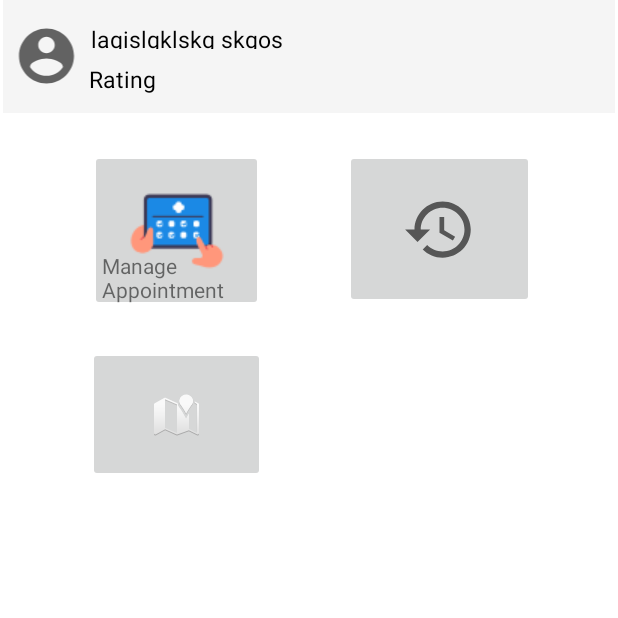
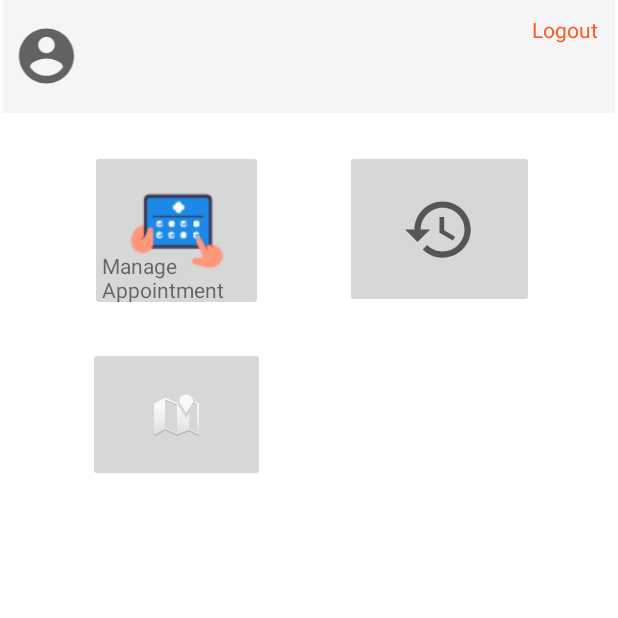
Before and after one commit to Junjie98/CarerWorks, an Android app: the screen it shows after launch once a user with an empty profile is signed in (MainUIPatientActivity), on a phone screen of 412 x 824 dp, the top half of it. Run offline under Robolectric (Android 15) with nearby library versions, the phone set to English and light mode, and no system bars; our stand-ins replace Firebase (no records; nobody signed in at launch, a user with empty details on screens opened directly).

```diff
--- a/app/src/main/java/com/example/carertrackingapplication/MainUIPatientActivity.java
+++ b/app/src/main/java/com/example/carertrackingapplication/MainUIPatientActivity.java
@@ -1,22 +1,42 @@
 package com.example.carertrackingapplication;
 
+import androidx.annotation.NonNull;
 import androidx.appcompat.app.AppCompatActivity;
 
 import android.content.DialogInterface;
 import android.content.Intent;
 import android.os.Bundle;
+import android.util.Log;
 import android.view.View;
 import android.widget.Button;
 import android.widget.ImageButton;
+import android.widget.TextView;
+
+import com.google.android.gms.tasks.OnCompleteListener;
+import com.google.android.gms.tasks.Task;
+import com.google.firebase.auth.FirebaseAuth;
+import com.google.firebase.auth.FirebaseUser;
+import com.google.firebase.database.DatabaseReference;
+import com.google.firebase.database.FirebaseDatabase;
+import com.google.firebase.firestore.DocumentReference;
+import com.google.firebase.firestore.DocumentSnapshot;
+import com.google.firebase.firestore.FirebaseFirestore;
 
 public class MainUIPatientActivity extends AppCompatActivity {
 
+    public static final String TAG = "TAG";
     private ImageButton manageAppointment, mapTracker;
+    TextView txt_username, txt_ratingScore;
+    private FirebaseFirestore fireStore;
+    private FirebaseAuth firebaseAuth;
     @Override
     protected void onCreate(Bundle savedInstanceState) {
         super.onCreate(savedInstanceState);
         setContentView(R.layout.activity_main_ui_patient);
         MainUISetup();
+        firebaseAuth = FirebaseAuth.getInstance();
+        fireStore = FirebaseFirestore.getInstance();
+        setupUserInformation();
 
         mapTracker.setOnClickListener(new View.OnClickListener() {
             @Override
@@ -30,5 +50,35 @@ public class MainUIPatientActivity extends AppCompatActivity {
     protected void MainUISetup(){
         manageAppointment = (ImageButton)findViewById(R.id.appointmentBtn);
         mapTracker = (ImageButton)findViewById(R.id.mapTrackerBtn);
+        txt_username = (TextView) findViewById(R.id.txt_username);
+        txt_ratingScore = (TextView) findViewById(R.id.txt_ratingScore);
+    }
+
+    private void setupUserInformation(){
+
+        DocumentReference docRef = fireStore.collection("users").document(firebaseAuth.getCurrentUser().getUid());
+        docRef.get().addOnCompleteListener(new OnCompleteListener<DocumentSnapshot>() {
+            @Override
+            public void onComplete(@NonNull Task<DocumentSnapshot> task) {
+                if (task.isSuccessful()) {
+                    DocumentSnapshot document = task.getResult();
+                    if (document.exists()) {
+                        Log.d(TAG, "DocumentSnapshot data: " + document.getData());
+                        String name = (String) document.get("name");
+                        String rating = (String) document.get("rating");
+                        txt_username.setText(name);
+                        txt_ratingScore.setText("Rating: " + rating);
+
+
+                    } else {
+                        Log.d(TAG, "No such document");
+                    }
+                } else {
+                    Log.d(TAG, "get failed with ", task.getException());
+                }
+            }
+        });
+
+
     }
 }
--- a/app/src/main/res/layout/activity_main_ui_patient.xml
+++ b/app/src/main/res/layout/activity_main_ui_patient.xml
@@ -7,20 +7,6 @@
     tools:context=".MainUIPatientActivity"
     >
 
-
-    <TextView
-        android:id="@+id/txt_username2"
-        android:layout_width="wrap_content"
-        android:layout_height="wrap_content"
-        android:layout_marginStart="-290dp"
-        android:layout_marginTop="15dp"
-        android:layout_weight="1"
-        android:text="Name"
-        android:textColor="@color/black"
-        android:textSize="15sp"
-        app:layout_constraintEnd_toEndOf="@+id/linearLayout"
-        app:layout_constraintStart_toEndOf="@+id/imageView"
-        app:layout_constraintTop_toTopOf="parent" />
 
     <ImageButton
         android:id="@+id/appointmentBtn"
@@ -69,7 +55,6 @@
         android:background="@color/browser_actions_bg_grey"
         android:orientation="horizontal"
         android:padding="8dp"
-        android:weighSum="4"
         app:layout_constraintEnd_toEndOf="parent"
         app:layout_constraintStart_toStartOf="parent"
         app:layout_constraintTop_toTopOf="parent">
@@ -90,12 +75,11 @@
 
     <TextView
         android:id="@+id/txt_username"
-        android:layout_width="148dp"
-        android:layout_height="17dp"
-        android:layout_marginStart="-200dp"
+        android:layout_width="167dp"
+        android:layout_height="20dp"
+        android:layout_marginStart="-150dp"
         android:layout_marginTop="15dp"
         android:layout_weight="1"
-        android:text="lagislgklskg skgos opgsk"
         android:textColor="@color/black"
         android:textSize="15sp"
         app:layout_constraintEnd_toEndOf="@+id/linearLayout"
@@ -104,16 +88,28 @@
 
     <TextView
         android:id="@+id/txt_ratingScore"
-        android:layout_width="160dp"
+        android:layout_width="166dp"
         android:layout_height="21dp"
-        android:layout_marginTop="5dp"
+        android:layout_marginTop="3dp"
         android:layout_weight="1"
-        android:text="Rating"
         android:textColor="@color/black"
-        android:textSize="15sp"
+        android:textSize="10sp"
         app:layout_constraintEnd_toEndOf="@+id/txt_username"
-        app:layout_constraintStart_toStartOf="@+id/txt_username2"
-        app:layout_constraintTop_toBottomOf="@+id/txt_username2" />
+        app:layout_constraintStart_toStartOf="@+id/txt_username"
+        app:layout_constraintTop_toBottomOf="@+id/txt_username" />
+
+    <TextView
+        android:id="@+id/logoutBtn"
+        android:layout_width="wrap_content"
+        android:layout_height="wrap_content"
+        android:layout_marginStart="100dp"
+        android:layout_marginTop="10dp"
+        android:layout_weight="1"
+        android:text="Logout"
+        android:textColor="#FF5722"
+        app:layout_constraintEnd_toEndOf="@+id/linearLayout"
+        app:layout_constraintStart_toEndOf="@+id/txt_username"
+        app:layout_constraintTop_toTopOf="parent" />
 
 
 </androidx.constraintlayout.widget.ConstraintLayout>
```
Also changed, not shown: app/src/main/AndroidManifest.xml (+5 -2 lines), app/src/main/java/com/example/carertrackingapplication/AppointmentActionTypeActivity.java (added, +14 -0 lines), app/src/main/res/layout/activity_appointment_action_type.xml (added, +9 -0 lines).
